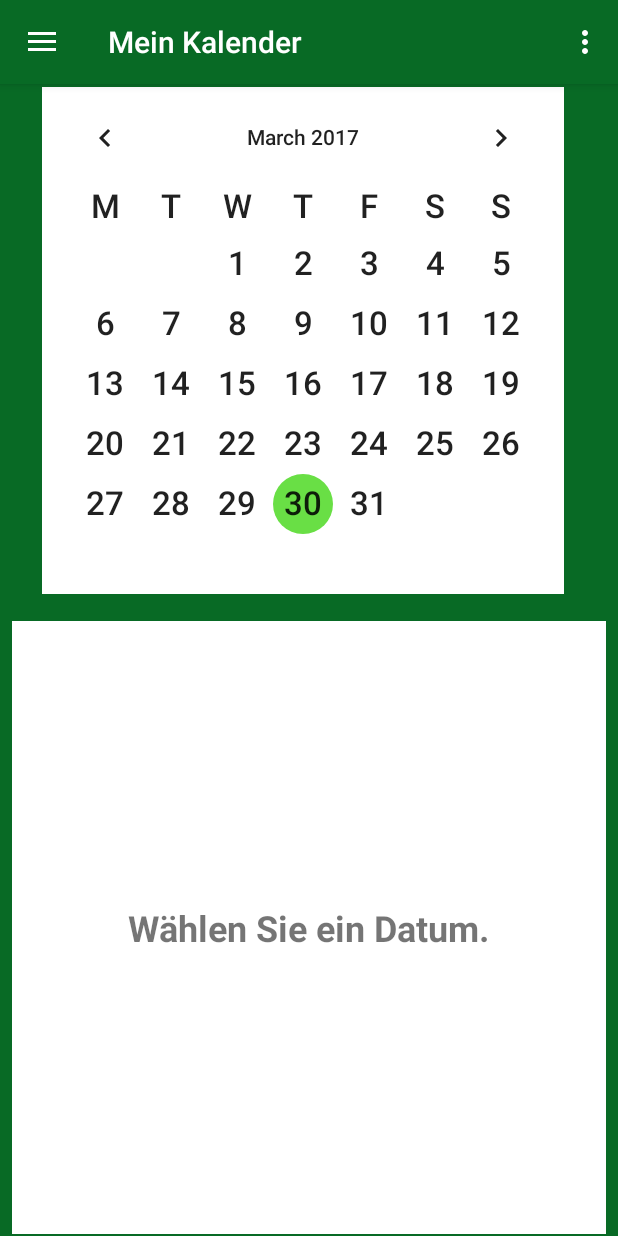
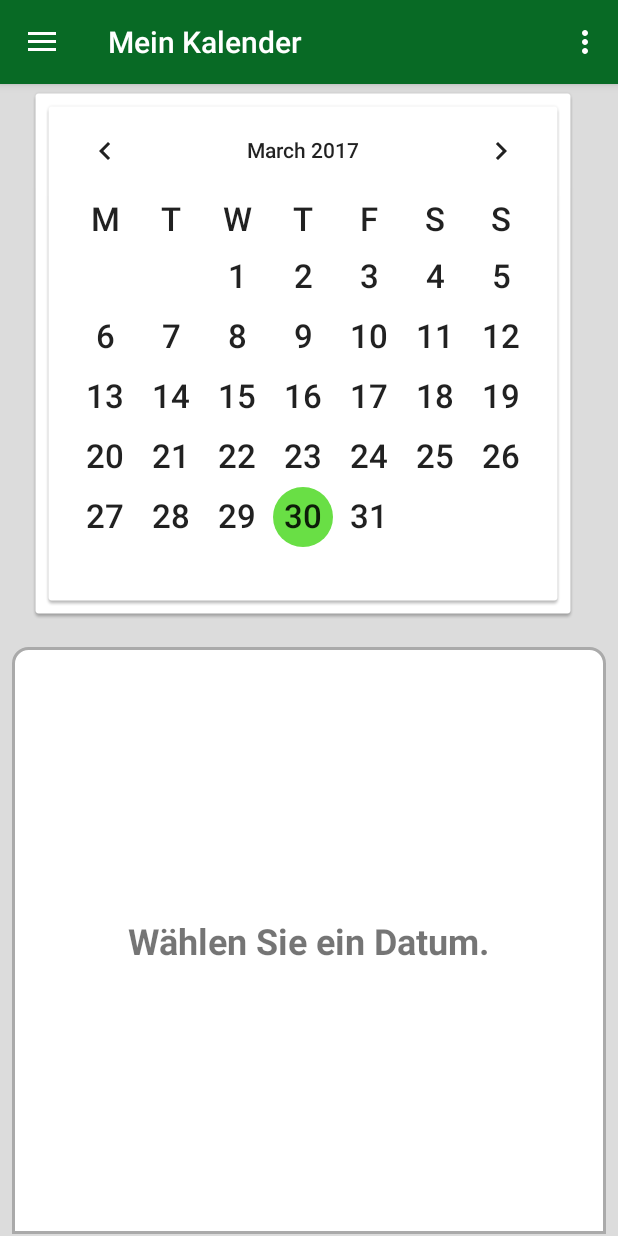
Before and after one commit to julianking1/Rentnertreff, an Android app: the fragment Calender placed in its activity, on a phone screen of 412 x 824 dp. Run offline under Robolectric (Android 15) with nearby library versions, the light colour scheme and no system bars.

Commit message:
Tada. I have no idea what I'm doing :D

```diff
--- a/app/src/main/java/com/example/julian/rentnertreff/Activities/MainActivity.java
+++ b/app/src/main/java/com/example/julian/rentnertreff/Activities/MainActivity.java
@@ -3,15 +3,20 @@ package com.example.julian.rentnertreff.Activities;
 import android.os.Bundle;
 import android.support.v4.app.Fragment;
 import android.support.design.widget.NavigationView;
+import android.support.v4.app.NavUtils;
 import android.support.v4.view.GravityCompat;
 import android.support.v4.widget.DrawerLayout;
+import android.support.v7.app.ActionBar;
 import android.support.v7.app.ActionBarDrawerToggle;
 import android.support.v7.app.AppCompatActivity;
 import android.support.v7.widget.Toolbar;
 import android.util.Log;
 import android.view.Menu;
 import android.view.MenuItem;
+import android.view.View;
+import android.widget.Button;
 import android.widget.TabHost;
+import android.widget.Toast;
 
 import com.example.julian.rentnertreff.DatabaseHandler;
 import com.example.julian.rentnertreff.Event;
@@ -28,7 +33,7 @@ public class MainActivity extends AppCompatActivity
 
     List<Event> events;
     DatabaseHandler db;
-
+    public ActionBarDrawerToggle toggle;
 
     @Override
     protected void onCreate(Bundle savedInstanceState) {
@@ -37,19 +42,24 @@ public class MainActivity extends AppCompatActivity
         Toolbar toolbar = (Toolbar) findViewById(R.id.toolbar);
         setSupportActionBar(toolbar);
 
-
         DrawerLayout drawer = (DrawerLayout) findViewById(R.id.drawer_layout);
-        ActionBarDrawerToggle toggle = new ActionBarDrawerToggle(
+        toggle = new ActionBarDrawerToggle(
                 this, drawer, toolbar, R.string.navigation_drawer_open, R.string.navigation_drawer_close);
         drawer.setDrawerListener(toggle);
         toggle.syncState();
+
+        /*
+        toggle.setDrawerIndicatorEnabled(false);
+        ActionBar actionBar = getSupportActionBar();
+        actionBar.setDisplayHomeAsUpEnabled(true);
+        actionBar.setHomeButtonEnabled(true);*/
+
 
         NavigationView navigationView = (NavigationView) findViewById(R.id.nav_view);
         navigationView.setNavigationItemSelectedListener(this);
 
         Fragment startFragment = new MainFragment();
         getSupportFragmentManager().beginTransaction().replace(R.id.fragment_container, startFragment).commit();
-
 
 
         //create DBHandler and create mock-data
@@ -125,17 +135,26 @@ public class MainActivity extends AppCompatActivity
         return true;
     }
 
+
     @Override
     public boolean onOptionsItemSelected(MenuItem item) {
         // Handle action bar item clicks here. The action bar will
         // automatically handle clicks on the Home/Up button, so long
         // as you specify a parent activity in AndroidManifest.xml.
         int id = item.getItemId();
+        Toast.makeText(this, "huhu", Toast.LENGTH_SHORT).show();
 
         //noinspection SimplifiableIfStatement
         if (id == R.id.action_settings) {
             return true;
         }
+
+        /*
+        if(id == android.R.id.home){
+            Toast.makeText(this, "huhu", Toast.LENGTH_SHORT).show();
+            onBackPressed();
+            return true;
+        }*/
 
         return super.onOptionsItemSelected(item);
     }
@@ -154,6 +173,7 @@ public class MainActivity extends AppCompatActivity
 
         } else if (id == R.id.nav_demnaechst) {
             events = db.getComingEvents();
+            toggle.setDrawerIndicatorEnabled(false);
             ListFragment listFragment = new ListFragment();
             listFragment.setList(events);
             setTitle("Demnächst");
--- a/app/src/main/java/com/example/julian/rentnertreff/Fragments/ListFragment.java
+++ b/app/src/main/java/com/example/julian/rentnertreff/Fragments/ListFragment.java
@@ -11,6 +11,7 @@ import android.widget.AdapterView;
 import android.widget.ArrayAdapter;
 import android.widget.ListView;
 
+import com.example.julian.rentnertreff.Activities.MainActivity;
 import com.example.julian.rentnertreff.DatabaseHandler;
 import com.example.julian.rentnertreff.Event;
 import com.example.julian.rentnertreff.EventAdapter;
@@ -80,5 +81,4 @@ public class ListFragment extends Fragment{
         return view;
     }
 
-
 }
--- a/app/src/main/java/com/example/julian/rentnertreff/Fragments/MainFragment.java
+++ b/app/src/main/java/com/example/julian/rentnertreff/Fragments/MainFragment.java
@@ -5,6 +5,7 @@ import android.content.Intent;
 import android.os.Bundle;
 import android.support.v4.app.*;
 import android.view.LayoutInflater;
+import android.view.MenuItem;
 import android.view.View;
 import android.view.ViewGroup;
 import android.widget.LinearLayout;
@@ -15,6 +16,8 @@ import com.example.julian.rentnertreff.Event;
 import com.example.julian.rentnertreff.R;
 
 import java.util.List;
+
+import static android.R.id.toggle;
 
 /**
  * A simple {@link Fragment} subclass.
@@ -34,9 +37,6 @@ public class MainFragment extends Fragment {
     @Override
     public View onCreateView(LayoutInflater inflater, ViewGroup container,
                              Bundle savedInstanceState) {
-
-
-
 
         view  = inflater.inflate(R.layout.fragment_main, container, false);
         db = new DatabaseHandler(getContext());
--- a/app/src/main/res/layout/fragment_calender.xml
+++ b/app/src/main/res/layout/fragment_calender.xml
@@ -9,31 +9,32 @@
     <android.support.constraint.ConstraintLayout
         android:layout_width="match_parent"
         android:layout_height="match_parent"
-        android:background="@color/rentner_green">
+        android:background="@color/common_google_signin_btn_text_dark_disabled">
 
         <TableRow
             style="Large"
             android:layout_width="0dp"
             android:layout_height="71dp"
-            android:background="@color/common_google_signin_btn_text_dark_default"
             tools:layout_editor_absoluteX="8dp"
-            tools:layout_editor_absoluteY="2559dp" />
+            tools:layout_editor_absoluteY="2648dp" />
 
         <CalendarView
             android:id="@+id/calendarView"
             android:layout_width="wrap_content"
             android:layout_height="wrap_content"
+            android:layout_marginEnd="8dp"
+            android:layout_marginRight="8dp"
             android:layout_marginTop="2dp"
-            android:background="@color/common_google_signin_btn_text_dark_default"
+            android:background="@drawable/common_google_signin_btn_icon_light_normal_background"
+
             android:dateTextAppearance="@android:style/TextAppearance.Large"
+            android:elevation="0dp"
             android:selectedWeekBackgroundColor="@color/grid_green"
-
             android:touchscreenBlocksFocus="true"
             android:weekDayTextAppearance="@android:style/TextAppearance.Large"
             app:layout_constraintLeft_toLeftOf="parent"
-            app:layout_constraintTop_toTopOf="parent"
-            android:layout_marginRight="8dp"
-            app:layout_constraintRight_toRightOf="parent" />
+            app:layout_constraintRight_toRightOf="parent"
+            app:layout_constraintTop_toTopOf="parent" />
 
         <android.support.constraint.ConstraintLayout
             android:layout_width="0dp"
@@ -44,7 +45,7 @@
             android:layout_marginRight="8dp"
             android:layout_marginStart="8dp"
             android:layout_marginTop="18dp"
-            android:background="@color/common_google_signin_btn_text_dark_default"
+            android:background="@drawable/layout_rounded_corners_grey_tab"
             app:layout_constraintBottom_toBottomOf="parent"
             app:layout_constraintLeft_toLeftOf="parent"
             app:layout_constraintRight_toRightOf="parent"
@@ -70,12 +71,13 @@
 
             <android.support.constraint.ConstraintLayout
                 android:id="@+id/calendar_container"
-                android:layout_width="match_parent"
-                android:layout_height="match_parent"
+                android:layout_width="0dp"
+                android:layout_height="0dp"
                 android:layout_margin="0dp"
                 android:layout_marginLeft="8dp"
                 android:layout_marginStart="8dp"
                 android:layout_marginTop="8dp"
+                android:elevation="8dp"
                 app:layout_constraintBottom_toBottomOf="parent"
                 app:layout_constraintHorizontal_bias="0.0"
                 app:layout_constraintLeft_toLeftOf="parent"
```
Also changed, not shown: app/src/main/res/drawable/layout_border_grey.xml (added, +13 -0 lines).
